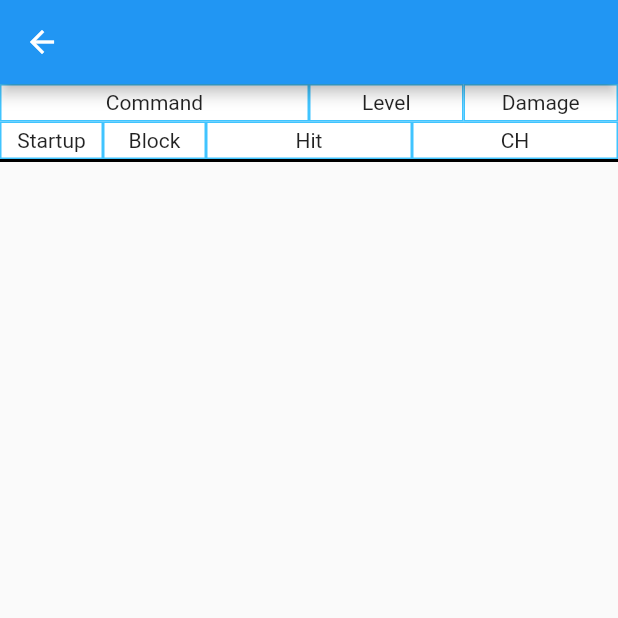
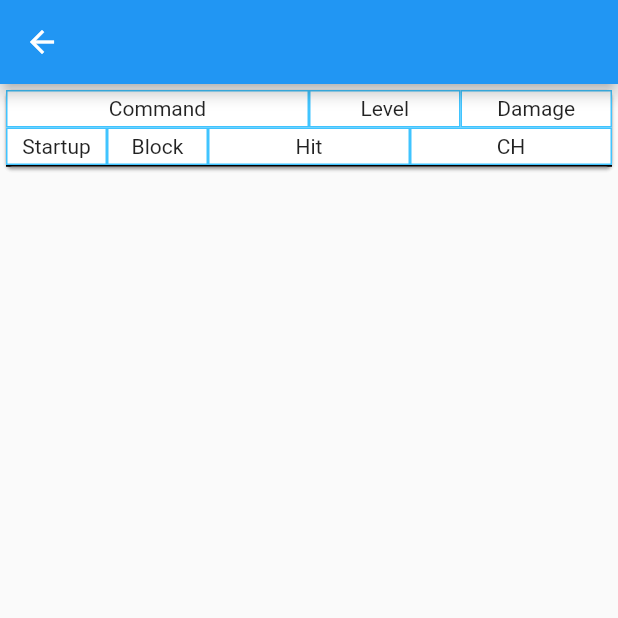
Before and after one commit to tkshehan/t7_native, a Flutter app: the FighterScreen screen opened directly with empty values, on a phone screen of 412 x 824 dp, the top half of it. Run offline on Flutter 3.47's test engine with Material 2 defaults, Android fonts, the phone set to English and light mode, and no system bars; our stand-ins replace shared_preferences; accounts and stored records are empty; network calls fail.

Commit message:
restyle attacks into a card format

```diff
--- a/lib/Fighter.dart
+++ b/lib/Fighter.dart
@@ -20,7 +20,8 @@ class FighterScreen extends StatelessWidget {
             child: _attackKeys(),
           ),
         ],
-        ));
+      ),
+    );
   }
 
   List<Widget> _moveList(data) {
@@ -61,6 +62,7 @@ class FighterArguments {
 class Attack extends StatelessWidget {
   final Map attack;
   final double height;
+  final double borderWidth = 1;
   Attack(this.attack, this.height);
 
   @override
@@ -78,20 +80,22 @@ class Attack extends StatelessWidget {
       attack['Notes'],
     ];
 
-    return Container(
-      height: height + 2,
+    return Card(
+      child: Container(
+        height: height + borderWidth,
         decoration: BoxDecoration(
             color: Colors.white,
             border: Border(
                 bottom: BorderSide(
               color: Colors.black,
-            width: 2,
+              width: borderWidth,
             ))),
         child: Column(
           children: <Widget>[
             _attackRowTop(top[0], top[1], top[2]),
             _attackRowBottom(bottom[0], bottom[1], bottom[2], bottom[3]),
           ],
+        ),
       ),
     );
   }
@@ -129,6 +133,7 @@ class Attack extends StatelessWidget {
     return Expanded(
       flex: flex,
       child: Container(
+        padding: EdgeInsets.all(1),
         height: height / 2,
         decoration: BoxDecoration(
           border: Border.all(
```
Lines whose indentation alone changed are shown as unchanged.
